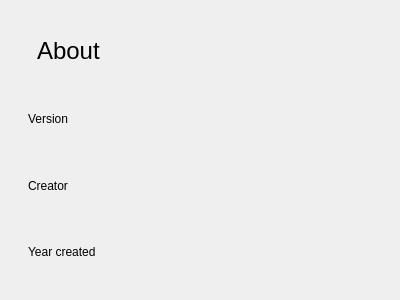
Old version of the form AboutWindow.ui in the repository Dimitrios-Mourtzilas/Business-Strategy.
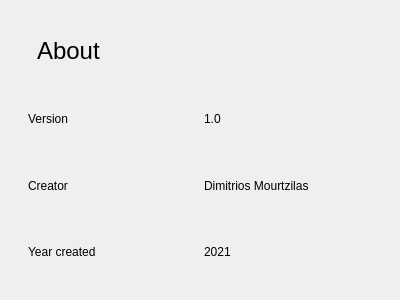
New version of the form.

```diff
--- a/AboutWindow.ui
+++ b/AboutWindow.ui
@@ -67,7 +67,7 @@
        <item>
         <widget class="QLabel" name="version_text">
          <property name="text">
-          <string/>
+          <string>1.0</string>
          </property>
         </widget>
        </item>
@@ -87,7 +87,7 @@
        <item>
         <widget class="QLabel" name="creator_text">
          <property name="text">
-          <string/>
+          <string>Dimitrios Mourtzilas</string>
          </property>
         </widget>
        </item>
@@ -107,7 +107,7 @@
        <item>
         <widget class="QLabel" name="year_created_text">
          <property name="text">
-          <string/>
+          <string>2021</string>
          </property>
         </widget>
        </item>
```
Left out of the diff: 2 changed lines with no effect on the pictures.
